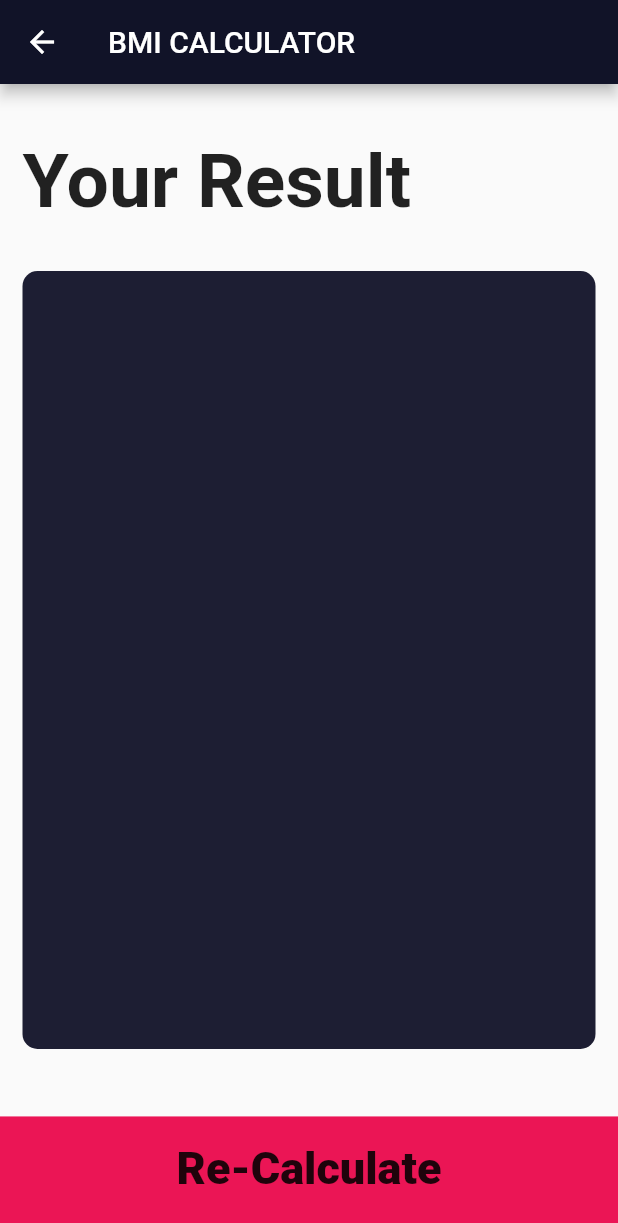
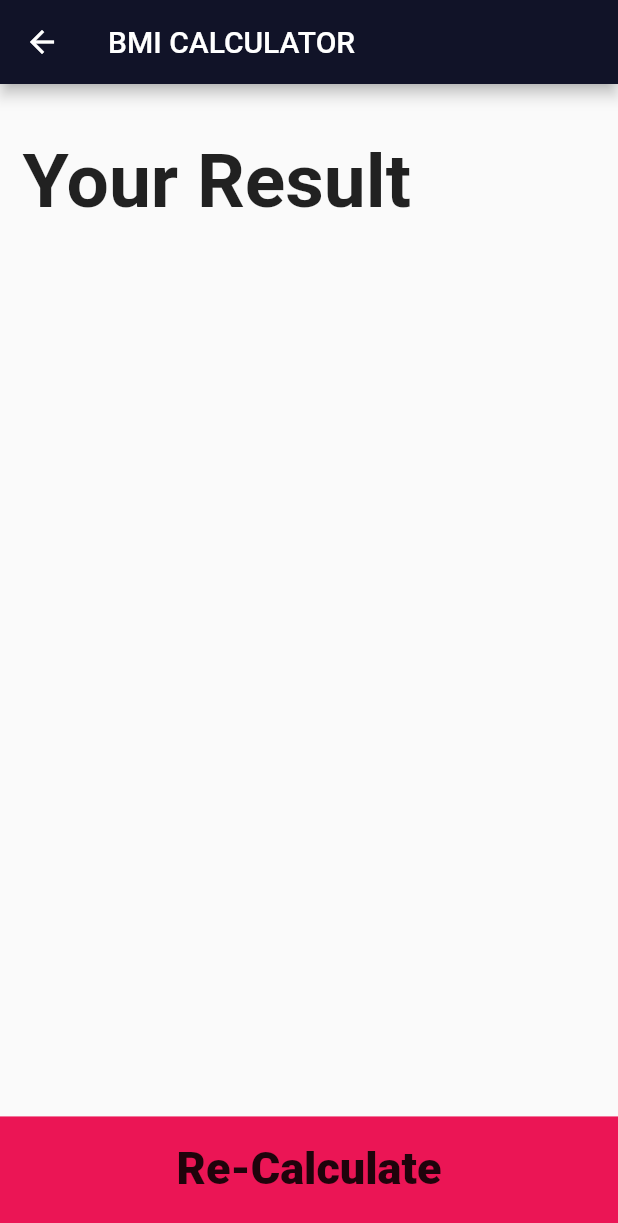
Before and after one commit to pkrenn/wia-bmi-calculator, a Flutter app: the ResultsPage screen opened directly with empty values, on a phone screen of 412 x 824 dp. Shown: the top 1223 px of the screen. Run offline on Flutter 3.47's test engine with Material 2 defaults, Android fonts, the phone set to English and light mode, and no system bars; our stand-ins replace font_awesome_flutter.

Commit message:
Removed Reusable Card

```diff
--- a/lib/components/Reusable_Card.dart
+++ b/lib/components/Reusable_Card.dart
@@ -1,22 +1 @@
-import 'package:flutter/material.dart';
-
-class ReusableCard extends StatelessWidget {
-  ReusableCard({@required this.colour, this.cardChild, this.onPress});
-  final Widget cardChild;
-  final Color colour;
-  final Function onPress;
-  @override
-  Widget build(BuildContext context) {
-    return GestureDetector(
-      onTap: onPress,
-      child: Container(
-        child: cardChild,
-        margin: EdgeInsets.all(15.0),
-        decoration: BoxDecoration(
-          color: colour,
-          borderRadius: BorderRadius.circular(10.0),
-        ),
-      ),
-    );
-  }
-}
+//Stateless or Stateful Widget?
--- a/lib/components/roundIconButton.dart
+++ b/lib/components/roundIconButton.dart
@@ -1,5 +1,4 @@
 import 'package:flutter/material.dart';
-import 'package:bmi_calculator/constants.dart';
 
 class RoundIconButton extends StatelessWidget {
   RoundIconButton({this.icon, this.onPressed});
--- a/lib/screens/input_page.dart
+++ b/lib/screens/input_page.dart
@@ -6,7 +6,6 @@ import '../constants.dart';
 import 'result_page.dart';
 import 'package:bmi_calculator/bmi_brain.dart';
 import 'package:bmi_calculator/components/bottomButton.dart';
-import 'package:bmi_calculator/components/roundIconButton.dart';
 
 enum Gender {
   male,
--- a/lib/screens/result_page.dart
+++ b/lib/screens/result_page.dart
@@ -1,6 +1,5 @@
 import 'package:flutter/material.dart';
 import 'package:bmi_calculator/constants.dart';
-import 'package:bmi_calculator/components/Reusable_Card.dart';
 import 'package:bmi_calculator/components/bottomButton.dart';
 
 class ResultsPage extends StatelessWidget {
@@ -34,9 +33,8 @@ class ResultsPage extends StatelessWidget {
           ),
           Expanded(
             flex: 5,
-            child: ReusableCard(
-              colour: kCardColour,
-              cardChild: Column(
+            child: Container(
+             child: Column(
                 mainAxisAlignment: MainAxisAlignment.spaceEvenly,
                 crossAxisAlignment: CrossAxisAlignment.center,
                 children: [
```
